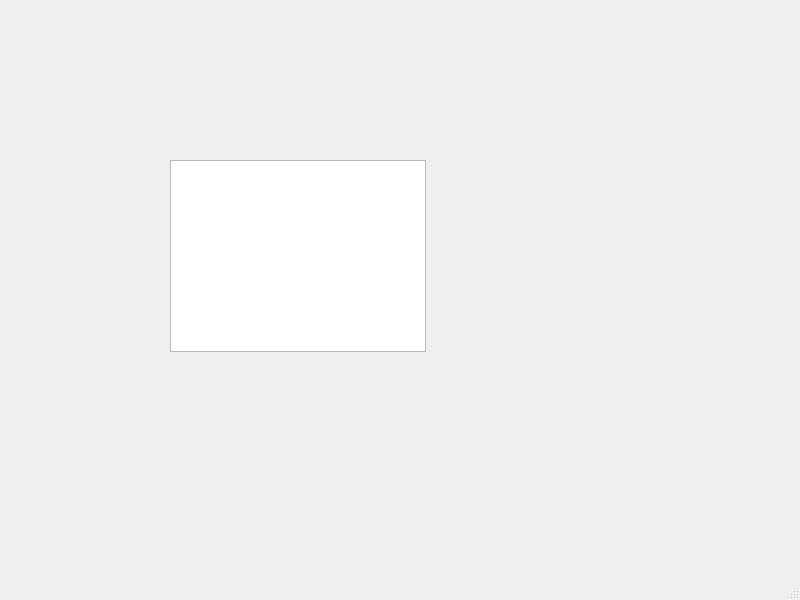
The window that input_files/Qt_ui_files/asap_layout.ui (haroldmeerwaldt/a_simple_accounting_program) describes before a commit, drawn with Qt 5.
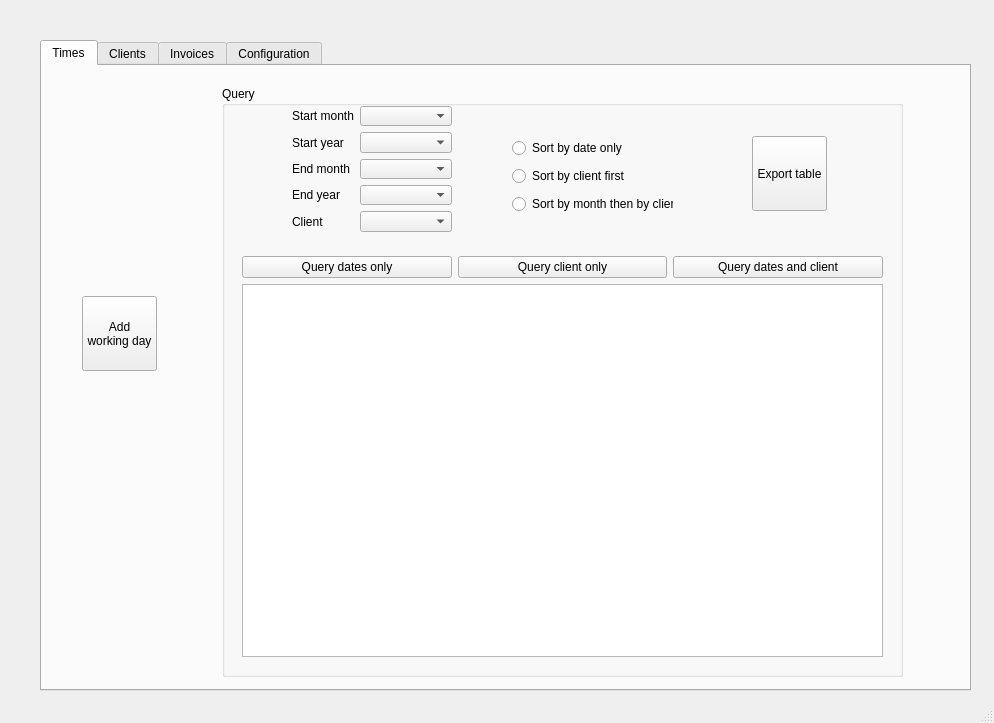
The same window after the commit.

Commit message: added tabs to GUI and layout for times tab

```diff
--- a/input_files/Qt_ui_files/asap_layout.ui
+++ b/input_files/Qt_ui_files/asap_layout.ui
@@ -6,23 +6,221 @@
    <rect>
     <x>0</x>
     <y>0</y>
-    <width>800</width>
-    <height>600</height>
+    <width>994</width>
+    <height>723</height>
    </rect>
   </property>
   <property name="windowTitle">
    <string>MainWindow</string>
   </property>
   <widget class="QWidget" name="centralwidget">
-   <widget class="QTableView" name="tableView">
+   <widget class="QTabWidget" name="tabWidget">
     <property name="geometry">
      <rect>
-      <x>170</x>
-      <y>160</y>
-      <width>256</width>
-      <height>192</height>
+      <x>40</x>
+      <y>40</y>
+      <width>931</width>
+      <height>651</height>
      </rect>
     </property>
+    <property name="currentIndex">
+     <number>0</number>
+    </property>
+    <widget class="QWidget" name="tab_times">
+     <attribute name="title">
+      <string>Times</string>
+     </attribute>
+     <widget class="QGroupBox" name="groupBox">
+      <property name="geometry">
+       <rect>
+        <x>180</x>
+        <y>20</y>
+        <width>681</width>
+        <height>591</height>
+       </rect>
+      </property>
+      <property name="title">
+       <string>Query</string>
+      </property>
+      <widget class="QWidget" name="verticalLayoutWidget">
+       <property name="geometry">
+        <rect>
+         <x>20</x>
+         <y>170</y>
+         <width>641</width>
+         <height>401</height>
+        </rect>
+       </property>
+       <layout class="QVBoxLayout" name="verticalLayout">
+        <item>
+         <layout class="QHBoxLayout" name="horizontalLayout">
+          <item>
+           <widget class="QPushButton" name="pushButton_2">
+            <property name="text">
+             <string>Query dates only</string>
+            </property>
+           </widget>
+          </item>
+          <item>
+           <widget class="QPushButton" name="pushButton">
+            <property name="text">
+             <string>Query client only</string>
+            </property>
+           </widget>
+          </item>
+          <item>
+           <widget class="QPushButton" name="pushButton_4">
+            <property name="text">
+             <string>Query dates and client</string>
+            </property>
+           </widget>
+          </item>
+         </layout>
+        </item>
+        <item>
+         <widget class="QTableView" name="tableView"/>
+        </item>
+       </layout>
+      </widget>
+      <widget class="QWidget" name="formLayoutWidget">
+       <property name="geometry">
+        <rect>
+         <x>70</x>
+         <y>20</y>
+         <width>160</width>
+         <height>126</height>
+        </rect>
+       </property>
+       <layout class="QFormLayout" name="formLayout">
+        <item row="0" column="1">
+         <widget class="QComboBox" name="comboBox_2"/>
+        </item>
+        <item row="2" column="1">
+         <widget class="QComboBox" name="comboBox"/>
+        </item>
+        <item row="0" column="0">
+         <widget class="QLabel" name="label_2">
+          <property name="text">
+           <string>Start month</string>
+          </property>
+         </widget>
+        </item>
+        <item row="2" column="0">
+         <widget class="QLabel" name="label">
+          <property name="text">
+           <string>End month</string>
+          </property>
+         </widget>
+        </item>
+        <item row="1" column="1">
+         <widget class="QComboBox" name="comboBox_3"/>
+        </item>
+        <item row="1" column="0">
+         <widget class="QLabel" name="label_3">
+          <property name="text">
+           <string>Start year</string>
+          </property>
+         </widget>
+        </item>
+        <item row="3" column="0">
+         <widget class="QLabel" name="label_4">
+          <property name="text">
+           <string>End year</string>
+          </property>
+         </widget>
+        </item>
+        <item row="4" column="0">
+         <widget class="QLabel" name="label_5">
+          <property name="text">
+           <string>Client</string>
+          </property>
+         </widget>
+        </item>
+        <item row="3" column="1">
+         <widget class="QComboBox" name="comboBox_4"/>
+        </item>
+        <item row="4" column="1">
+         <widget class="QComboBox" name="comboBox_5"/>
+        </item>
+       </layout>
+      </widget>
+      <widget class="QWidget" name="verticalLayoutWidget_2">
+       <property name="geometry">
+        <rect>
+         <x>290</x>
+         <y>50</y>
+         <width>161</width>
+         <height>80</height>
+        </rect>
+       </property>
+       <layout class="QVBoxLayout" name="verticalLayout_2">
+        <item>
+         <widget class="QRadioButton" name="radioButton">
+          <property name="text">
+           <string>Sort by date only</string>
+          </property>
+         </widget>
+        </item>
+        <item>
+         <widget class="QRadioButton" name="radioButton_2">
+          <property name="text">
+           <string>Sort by client first</string>
+          </property>
+         </widget>
+        </item>
+        <item>
+         <widget class="QRadioButton" name="radioButton_3">
+          <property name="text">
+           <string>Sort by month then by client</string>
+          </property>
+         </widget>
+        </item>
+       </layout>
+      </widget>
+      <widget class="QPushButton" name="pushButton_add_working_day_2">
+       <property name="geometry">
+        <rect>
+         <x>530</x>
+         <y>50</y>
+         <width>75</width>
+         <height>75</height>
+        </rect>
+       </property>
+       <property name="text">
+        <string>Export table</string>
+       </property>
+      </widget>
+     </widget>
+     <widget class="QPushButton" name="pushButton_add_working_day">
+      <property name="geometry">
+       <rect>
+        <x>40</x>
+        <y>230</y>
+        <width>75</width>
+        <height>75</height>
+       </rect>
+      </property>
+      <property name="text">
+       <string>Add 
+working day</string>
+      </property>
+     </widget>
+    </widget>
+    <widget class="QWidget" name="tab_clients">
+     <attribute name="title">
+      <string>Clients</string>
+     </attribute>
+    </widget>
+    <widget class="QWidget" name="tab_invoices">
+     <attribute name="title">
+      <string>Invoices</string>
+     </attribute>
+    </widget>
+    <widget class="QWidget" name="tab_configuration">
+     <attribute name="title">
+      <string>Configuration</string>
+     </attribute>
+    </widget>
    </widget>
   </widget>
   <widget class="QMenuBar" name="menubar">
```
Left out of the diff: 2 changed lines with no effect on the pictures.
